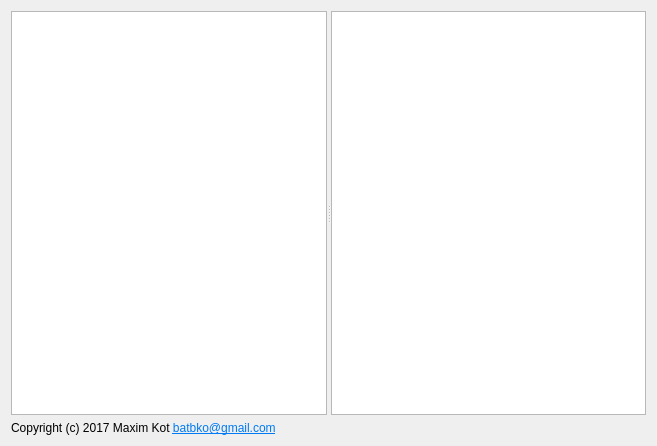
Before: the Qt Designer form BitmartTest.ui in mkwork/bitmart_test, drawn with Qt 5.
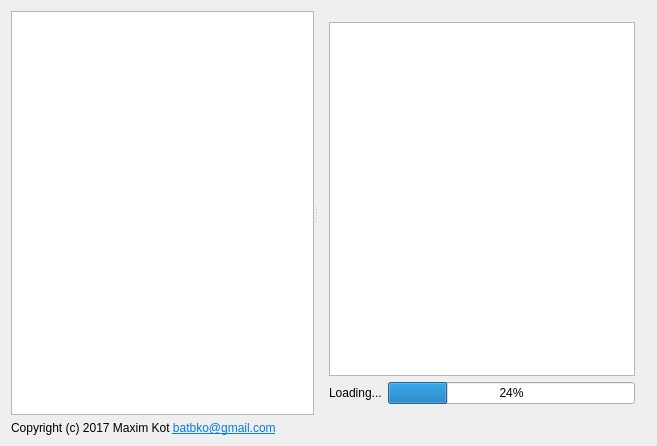
After: the same form once the commit is applied.

Commit message: Loading ui was introduced

What changed in the file:
```diff
--- a/BitmartTest.ui
+++ b/BitmartTest.ui
@@ -13,7 +13,7 @@
   <property name="windowTitle">
    <string>BitmartTest</string>
   </property>
-  <layout class="QVBoxLayout" name="verticalLayout">
+  <layout class="QVBoxLayout" name="verticalLayout_2">
    <item>
     <widget class="QSplitter" name="splitter">
      <property name="orientation">
@@ -24,10 +24,37 @@
        <bool>false</bool>
       </attribute>
      </widget>
+     <widget class="QWidget" name="">
+      <layout class="QVBoxLayout" name="verticalLayout">
+       <item>
      <widget class="QListView" name="imagesView">
       <property name="resizeMode">
        <enum>QListView::Adjust</enum>
       </property>
+        </widget>
+       </item>
+       <item>
+        <layout class="QHBoxLayout" name="horizontalLayout">
+         <item>
+          <widget class="QLabel" name="loadingLabel">
+           <property name="text">
+            <string>Loading...</string>
+           </property>
+          </widget>
+         </item>
+         <item>
+          <widget class="QProgressBar" name="progressBar">
+           <property name="value">
+            <number>24</number>
+           </property>
+           <property name="textVisible">
+            <bool>true</bool>
+           </property>
+          </widget>
+         </item>
+        </layout>
+       </item>
+      </layout>
      </widget>
     </widget>
    </item>
```
Lines whose indentation alone changed are shown as unchanged. The commit also changes 2 other files.
